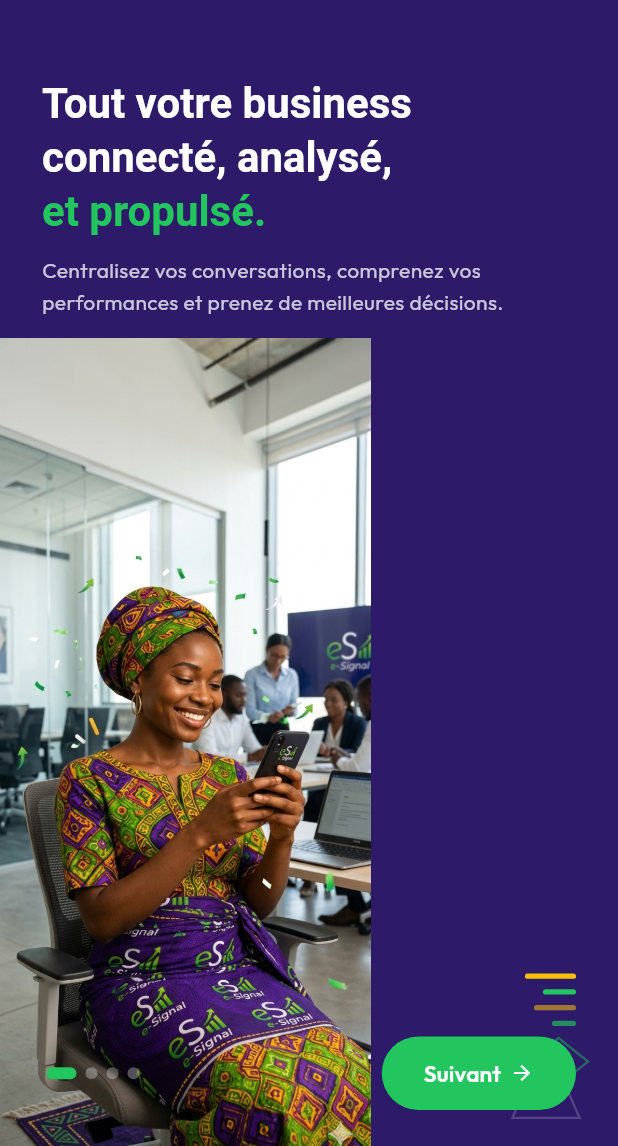
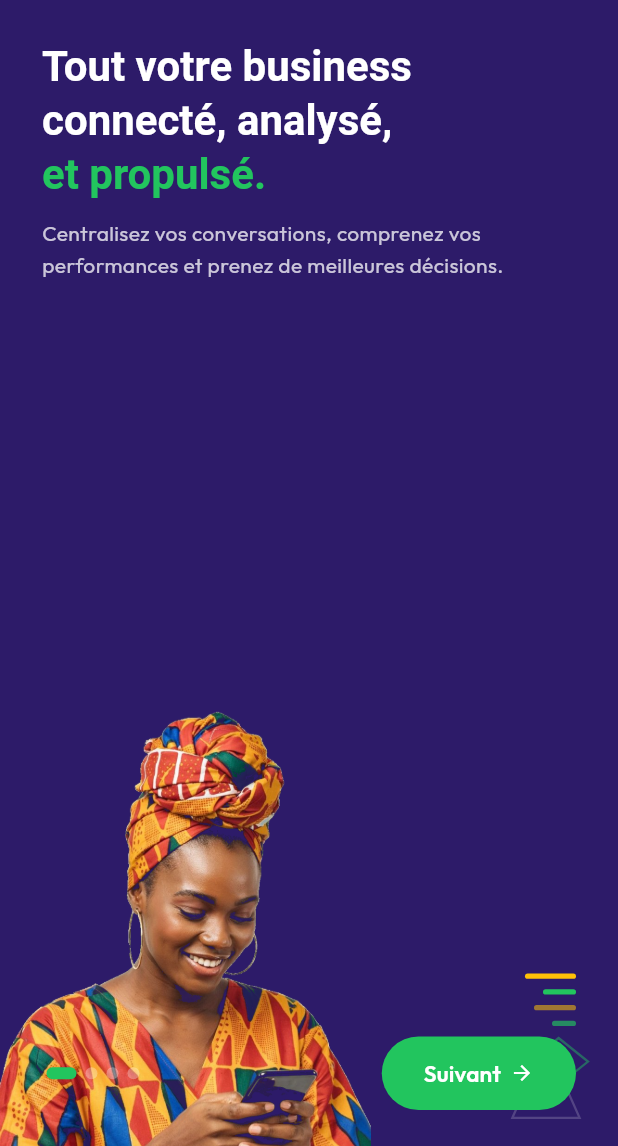
Before and after one commit to Samiiii5/e-signal-v2, a Flutter app: the screen it shows after launch, on a phone screen of 412 x 824 dp, the part 90-1236 px from its top. Run offline on Flutter 3.47's test engine with Material 3 defaults, Android fonts, the phone set to English and light mode, and no system bars; our stand-ins replace go_router, google_fonts, shared_preferences.

Commit message:
add logo and image

```diff
--- a/lib/features/auth/onboarding/onboarding_screen.dart
+++ b/lib/features/auth/onboarding/onboarding_screen.dart
@@ -146,7 +146,7 @@
                   ),
                 ),
                 // Texte positionné dans la partie haute (au-dessus de l'image)
-                SizedBox(height: h * 0.06),
+                SizedBox(height: h * 0.03),
                 Padding(
                   padding: const EdgeInsets.symmetric(horizontal: 28),
                   child: Column(
```
Also changed, not shown: design/image_onboarding1.png, design/logo_onboarding.png (added).
